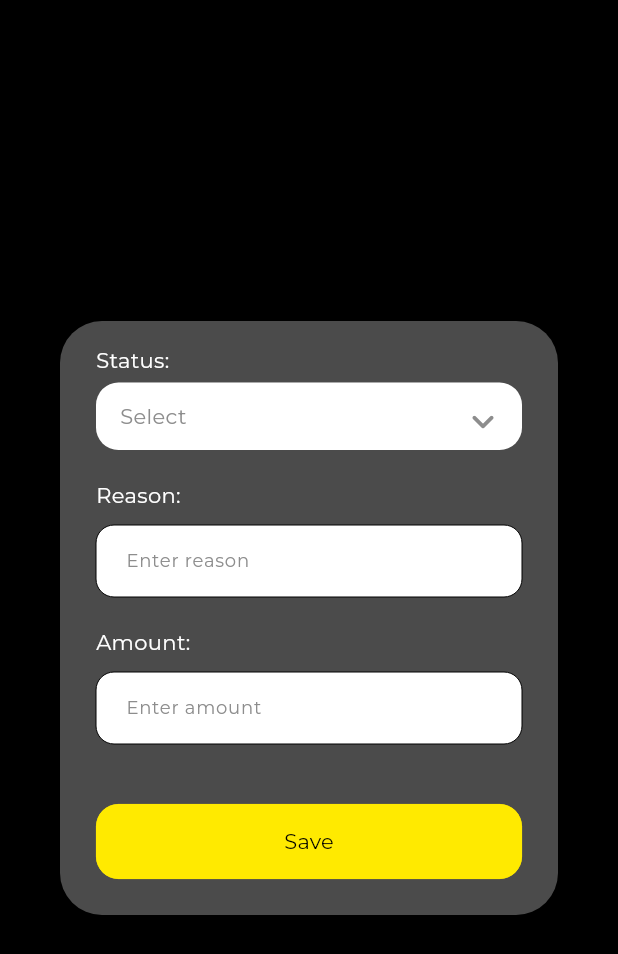
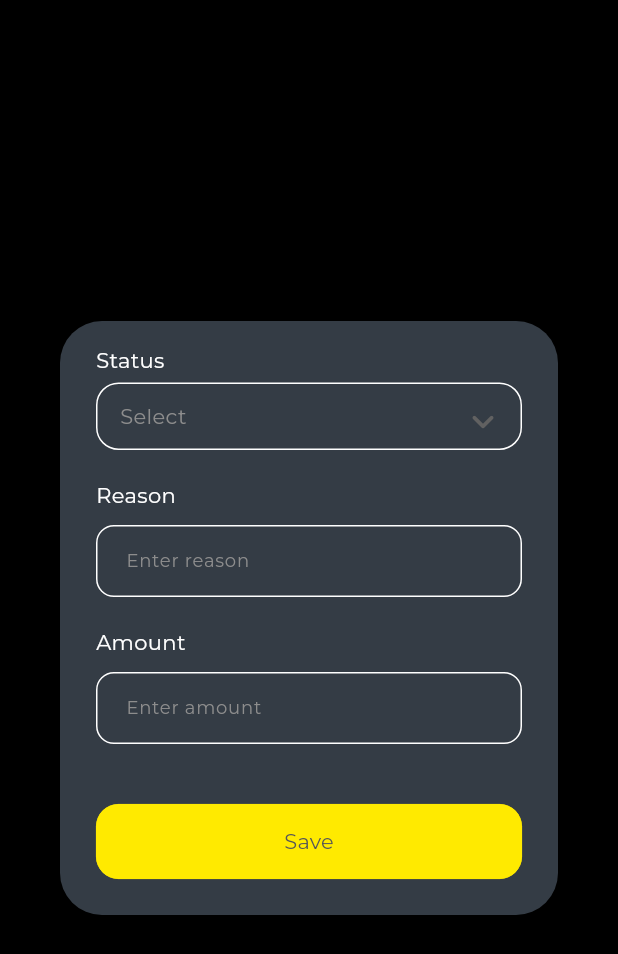
Before and after one commit to elhamChatrabnoos/spider, a Flutter app: the AddEditAccountingDialog widget shown alone on an empty page, opened directly, on a phone screen of 412 x 824 dp. Shown: the top 954 px of the screen. Run offline on Flutter 3.47's test engine with Material 3 defaults, Android fonts, the phone set to English and light mode, and no system bars; our stand-ins replace cached_network_image, device_info_plus, dio, flutter_svg, flutter_tts, get and 8 more; accounts and stored records are empty; network calls fail.

Commit message:
set correct theme for app

```diff
--- a/lib/app/config/app_theme.dart
+++ b/lib/app/config/app_theme.dart
@@ -2,14 +2,25 @@ import 'package:flutter/material.dart';
 import 'package:google_fonts/google_fonts.dart';
 
 class AppTheme {
+  // static const Color primary = Color(0xFFFFEA00);
+  // static const Color onPrimary = Color(0xFFFFFFFF);
+  // static const primaryContainer = Color(0xff8d8d8d);
+  // static const onPrimaryContainer = Color(0xff4b4b4b);
+  // static const secondary = Color(0xff343C45);
+  // static const onSurface = Color(0xFFFFFFFF);
+  // static const tertiary = Color(0xFF000000);
+  // static const onTertiary = Color(0xFFFFFFFF);
+
+
   static const Color primary = Color(0xFFFFEA00);
-  static const Color onPrimary = Color(0xFFFFFFFF);
-  static const primaryContainer = Color(0xff8d8d8d);
-  static const onPrimaryContainer = Color(0xff4b4b4b);
-  static const secondary = Color(0xff343C45);
+  static const Color onPrimary = Color(0xFF000000);
+  static const secondary = Color(0xff8d8d8d);
+  static const onSecondary = Color(0xffffffff);
+  static const backgroundColor = Color(0xff000000);
+  static const onBackgroundColor = Color(0xfffdfdfd);
+  static const surface = Color(0xff343C45);
   static const onSurface = Color(0xFFFFFFFF);
-  static const tertiary = Color(0xFF000000);
-  static const onTertiary = Color(0xFFFFFFFF);
+  static const tertiary = Color(0xff555559);
 
   static const double textInputRadius = 16;
 
@@ -32,17 +43,16 @@ class AppTheme {
       useMaterial3: true,
       visualDensity: VisualDensity.adaptivePlatformDensity,
       colorScheme: const ColorScheme.light(
+        tertiary: tertiary,
         primary: primary,
         onPrimary: onPrimary,
-        primaryContainer: primaryContainer,
-        onPrimaryContainer: onPrimaryContainer,
         secondary: secondary,
-        tertiary: tertiary,
-        onTertiary: onTertiary,
+        onSecondary: onSecondary,
+        surface: surface,
         onSurface: onSurface,
         shadow: Color(0xffF5F6F7),
       ),
-      scaffoldBackgroundColor: tertiary,
+      scaffoldBackgroundColor: backgroundColor,
       textTheme: GoogleFonts.montserratTextTheme(
         ThemeData.light().textTheme.copyWith(
               // headline
@@ -93,7 +103,6 @@ class AppTheme {
                 fontSize: 12,
                 fontWeight: FontWeight.w700,
                 fontFamily: GoogleFonts.interTextTheme.toString(),
-                color: onTertiary,
               ),
               labelSmall: _customTextStyle(
                 fontSize: 11,
@@ -105,21 +114,21 @@ class AppTheme {
       /// input style
       inputDecorationTheme: const InputDecorationTheme(
         filled: true,
-        hintStyle: TextStyle(color: primaryContainer),
-        fillColor: onPrimary,
+        hintStyle: TextStyle(color: secondary),
+        // fillColor: onPrimary,
         contentPadding:
             EdgeInsets.only(left: 16, right: 16, top: 12, bottom: 12),
         enabledBorder: OutlineInputBorder(
           borderRadius: BorderRadius.all(Radius.circular(textInputRadius)),
-          borderSide: BorderSide(color: tertiary),
+          borderSide: BorderSide(color: onSecondary),
         ),
         focusedBorder: OutlineInputBorder(
           borderRadius: BorderRadius.all(Radius.circular(textInputRadius)),
-          borderSide: BorderSide(color: tertiary),
+          borderSide: BorderSide(color: onSecondary),
         ),
         disabledBorder: OutlineInputBorder(
           borderRadius: BorderRadius.all(Radius.circular(textInputRadius)),
-          borderSide: BorderSide(color: tertiary),
+          borderSide: BorderSide(color: onSecondary),
         ),
         focusedErrorBorder: OutlineInputBorder(
           borderRadius: BorderRadius.all(Radius.circular(textInputRadius)),
--- a/lib/app/widgets/custom_drop_down_button.dart
+++ b/lib/app/widgets/custom_drop_down_button.dart
@@ -24,7 +24,8 @@ class CustomDropDownButton extends StatelessWidget {
         Text(title),
         const SizedBox(height: 5),
         FormField<String>(
-          validator: validator ?? (value) {
+          validator: validator ??
+              (value) {
                 if (value == null || value.isEmpty) {
                   return 'Please select an item';
                 }
@@ -38,17 +39,10 @@ class CustomDropDownButton extends StatelessWidget {
                   width: MediaQuery.sizeOf(context).width,
                   height: 45,
                   decoration: BoxDecoration(
-                    color: Theme.of(context)
-                        .colorScheme
-                        .onPrimary,
                     border: Border.all(
                         color: state.hasError
                             ? Colors.red
-                          : Theme.of(context)
-                              .colorScheme
-                              .onPrimary
-                              .withOpacity(0.1),
-                    ),
+                            : Theme.of(context).colorScheme.onSecondary),
                     borderRadius: BorderRadius.circular(15),
                   ),
                   child: DropdownButtonHideUnderline(
@@ -58,37 +52,34 @@ class CustomDropDownButton extends StatelessWidget {
                           return Text(
                             textAlign: TextAlign.center,
                             item,
-                            style: TextStyle(
-                              color: Theme.of(context).colorScheme.tertiary, // Change color here
-                            ),
                           );
                         }).toList();
                       },
-                      dropdownColor:
-                          Theme.of(context).colorScheme.primaryContainer,
+                      dropdownColor: Theme.of(context).colorScheme.tertiary,
                       menuMaxHeight: 200,
-                      padding: const EdgeInsets.only(left: 15, right: 10, bottom: 10, top: 10),
+                      padding: const EdgeInsets.only(
+                          left: 15, right: 10, bottom: 10, top: 10),
                       borderRadius: BorderRadius.circular(12),
                       style: Theme.of(context).textTheme.bodyMedium?.copyWith(
-                            color: Theme.of(context).colorScheme.tertiary,
+                          // color: Theme.of(context).colorScheme.tertiary,
                           ),
                       value: selectedItem,
                       hint: Text(
                         'Select',
                         style: Theme.of(context).textTheme.bodyMedium?.copyWith(
-                              color: Theme.of(context).colorScheme.primaryContainer,
+                              color: Theme.of(context).colorScheme.secondary,
                             ),
                       ),
                       icon: Icon(
                         Icons.keyboard_arrow_down_rounded,
-                        color: Theme.of(context).colorScheme.primaryContainer,
+                        // color: Theme.of(context).colorScheme.primaryContainer,
                         size: 30,
                       ),
-
                       items: targetList.map((String style) {
                         return DropdownMenuItem<String>(
                           value: style,
-                          child: Text(style, style: Theme.of(context).textTheme.bodyMedium),
+                          child: Text(style,
+                              style: Theme.of(context).textTheme.bodyMedium),
                         );
                       }).toList(),
                       onChanged: (value) {
--- a/lib/app/widgets/custom_text_field.dart
+++ b/lib/app/widgets/custom_text_field.dart
@@ -212,7 +212,7 @@ class CustomTextField extends StatelessWidget {
       focusNode: focusNode,
       readOnly: readOnly ?? false,
       onTap: onTap,
-      key: globalKey,
+      // key: globalKey,
       cursorColor: cursorColor,
       autofocus: autofocus ?? false,
       textAlignVertical: textAlignVertical,
--- a/lib/features/accounting/views/pages/accounting_page.dart
+++ b/lib/features/accounting/views/pages/accounting_page.dart
@@ -16,12 +16,12 @@ class AccountingPage extends GetView<AccountingPageController> {
   Widget build(BuildContext context) {
     Get.lazyPut(() => AccountingPageController());
     Get.put(AccountsPageController());
-    // controller.getTransactions(pageNumber: 1);
-    // controller.getTotalInfo();
+    controller.getTransactions(pageNumber: 1);
+    controller.getTotalInfo();
     return Scaffold(
       appBar: AppBar(
         title: Text('Accounting'),
-        backgroundColor: Theme.of(context).colorScheme.onPrimaryContainer,
+        backgroundColor: Theme.of(context).colorScheme.secondary,
         actions: [
           IconButton(
             onPressed: () {
--- a/lib/features/accounting/views/widgets/add_edit_accounting_dialog.dart
+++ b/lib/features/accounting/views/widgets/add_edit_accounting_dialog.dart
@@ -8,6 +8,7 @@ import 'package:sockettest/app/widgets/custom_drop_down_button.dart';
 import 'package:sockettest/app/widgets/custom_text_field.dart';
 import 'package:sockettest/features/accounting/controllers/add_edit_transaction_controller.dart';
 import 'package:sockettest/features/accounting/models/reasons_response_model.dart';
+import 'package:sockettest/features/accounting/views/widgets/auto_complete_field.dart';
 
 class AddEditAccountingDialog extends StatelessWidget {
   const AddEditAccountingDialog({super.key});
@@ -22,35 +23,12 @@ class AddEditAccountingDialog extends StatelessWidget {
         Get.delete<AddEditTransactionDialogController>();
       },
       child: AlertDialog(
-        backgroundColor: Theme.of(context).colorScheme.onPrimaryContainer,
         content: SingleChildScrollView(
           child: Form(
             key: controller.formKey,
             child: Column(
               mainAxisSize: MainAxisSize.min,
               children: [
-                // Column(
-                //   crossAxisAlignment: CrossAxisAlignment.start,
-                //   children: [
-                //     GetBuilder<AddEditTransactionDialogController>(
-                //       id: controller.accountNameUpdateKey,
-                //       builder: (logic) {
-                //         return CustomDropDownButton(
-                //           title: 'Account Name:',
-                //           selectedItem: controller.selectedAccountName,
-                //           targetList: accountsController.accountsList
-                //               .map((e) => e.name ?? '')
-                //               .toSet()
-                //               .toList(),
-                //           onChanged: (p0) {
-                //             controller.changeAccountName(p0 ?? '');
-                //           },
-                //         );
-                //       },
-                //     )
-                //   ],
-                // ),
-                // SizedBox(height: 20),
                 Column(
                   crossAxisAlignment: CrossAxisAlignment.start,
                   children: [
@@ -61,7 +39,7 @@ class AddEditAccountingDialog extends StatelessWidget {
                           validator: (p0) => controller.selectedStatus == null
                               ? 'Please select transaction type'
                               : null,
-                          title: 'Status: ',
+                          title: 'Status ',
                           selectedItem: controller.selectedStatus,
                           targetList: ['Withdraw', 'Deposit'],
                           onChanged: (p0) {
@@ -76,80 +54,16 @@ class AddEditAccountingDialog extends StatelessWidget {
                 Column(
                   crossAxisAlignment: CrossAxisAlignment.start,
                   children: [
-                    Text('Reason: '),
+                    Text('Reason '),
                     SizedBox(height: 10),
-                    GetBuilder<AddEditTransactionDialogController>(
-                      id: controller.getReasonsUpdateKey,
-                      builder: (logic) {
-                        return Autocomplete<Reason>(
-                          fieldViewBuilder: (context, textEditingController,
-                              focusNode, onFieldSubmitted) {
-                            controller.reasonController = textEditingController;
-                            return CustomTextField(
-                              focusNode: focusNode,
-                              checkValidation: (value) =>
-                                  AppHelper.checkValidation(value ?? ''),
-                              controller: textEditingController,
-                              hintText: 'Enter reason',
-                              enableBorder: false,
-                              fillColor: Theme.of(context).colorScheme.onPrimary,
-                              textColor: Theme.of(context).colorScheme.tertiary,
-                            );
-                          },
-                          optionsMaxHeight: MediaQuery.sizeOf(context).height / 3,
-                          optionsViewBuilder: (context, onSelected, options) {
-                            if (logic.getReasonsStatus.status == Status.success)
-                              return Align(
-                                alignment: Alignment.topLeft,
-                                child: Container(
-                                  padding: EdgeInsets.all(10),
-                                  width: MediaQuery.sizeOf(context).width / 1.5,
-                                  height: MediaQuery.sizeOf(context).height / 10,
-                                  decoration: BoxDecoration(color: Colors.grey),
-                                  child: SingleChildScrollView(
-                                    child: Column(
-                                      spacing: 10,
-                                      crossAxisAlignment:
-                                          CrossAxisAlignment.start,
-                                      mainAxisAlignment: MainAxisAlignment.start,
-                                      children: options
-                                          .map(
-                                            (e) => InkWell(
-                                              onTap: () {
-                                                onSelected(e);
-                                                controller.reasonController.text =
-                                                    e.causes ?? '';
-                                                FocusScope.of(context)
-                                                    .requestFocus(FocusNode());
-                                              },
-                                              child: Text(e.causes ?? ''),
-                                            ),
-                                          )
-                                          .toList(),
-                                    ),
-                                  ),
-                                ),
-                              );
-                            return SizedBox();
-                          },
-                          optionsBuilder: (textEditingValue) {
-                            if (logic.reasonsList.isEmpty) {
-                              return [];
-                            }
-                            return logic.reasonsList.where((element) => element
-                                .causes!
-                                .contains(textEditingValue.text.toLowerCase()));
-                          },
-                        );
-                      },
-                    ),
+                    AutoCompleteField(),
                   ],
                 ),
                 SizedBox(height: 20),
                 Column(
                   crossAxisAlignment: CrossAxisAlignment.start,
                   children: [
-                    Text('Amount: '),
+                    Text('Amount '),
                     SizedBox(height: 10),
                     CustomTextField(
                       checkValidation: (value) =>
@@ -161,9 +75,7 @@ class AddEditAccountingDialog extends StatelessWidget {
                       ],
                       keyboardType: TextInputType.number,
                       hintText: 'Enter amount',
-                      enableBorder: false,
-                      fillColor: Theme.of(context).colorScheme.onPrimary,
-                      textColor: Theme.of(context).colorScheme.tertiary,
+                      enableBorder: true,
                     )
                   ],
                 ),
--- /dev/null
+++ b/lib/features/accounting/views/widgets/auto_complete_field.dart
@@ -0,0 +1,107 @@
+import 'package:flutter/cupertino.dart' show BuildContext, Widget;
+import 'package:flutter/material.dart';
+import 'package:get/get.dart';
+import 'package:get/get_state_manager/src/simple/get_state.dart';
+
+import '../../../../app/config/app_helper.dart';
+import '../../../../app/network/request_status.dart';
+import '../../../../app/widgets/custom_text_field.dart';
+import '../../controllers/add_edit_transaction_controller.dart';
+import '../../models/reasons_response_model.dart';
+
+class AutoCompleteField extends StatefulWidget {
+  const AutoCompleteField({super.key});
+
+  @override
+  State<AutoCompleteField> createState() => _AutoCompleteFieldState();
+}
+
+class _AutoCompleteFieldState extends State<AutoCompleteField> {
+  final GlobalKey _textFieldKey = GlobalKey();
+  double _referenceWidth = 50;
+
+  @override
+  void initState() {
+    WidgetsBinding.instance.addPostFrameCallback((_) {
+      final RenderBox? renderBox =
+          _textFieldKey.currentContext?.findRenderObject() as RenderBox?;
+
+      if (renderBox != null) {
+        setState(() {
+          _referenceWidth = renderBox.size.width;
+        });
+      }
+    });
+    super.initState();
+  }
+
+  @override
+  Widget build(BuildContext context) {
+    final controller = Get.find<AddEditTransactionDialogController>();
+    return GetBuilder<AddEditTransactionDialogController>(
+      id: Get.find<AddEditTransactionDialogController>().getReasonsUpdateKey,
+      builder: (logic) {
+        return Autocomplete<Reason>(
+          fieldViewBuilder:
+              (context, textEditingController, focusNode, onFieldSubmitted) {
+            controller.reasonController = textEditingController;
+            return CustomTextField(
+              globalKey: _textFieldKey,
+              focusNode: focusNode,
+              checkValidation: (value) =>
+                  AppHelper.checkValidation(value ?? ''),
+              controller: textEditingController,
+              hintText: 'Enter reason',
+              enableBorder: true,
+            );
+          },
+          optionsMaxHeight: MediaQuery.sizeOf(context).height / 2,
+          optionsViewBuilder: (context, onSelected, options) {
+            if (logic.getReasonsStatus.status == Status.success)
+              return Align(
+                alignment: Alignment.topLeft,
+                child: Container(
+                  padding: EdgeInsets.all(10),
+                  width: _referenceWidth,
+                  height: MediaQuery.sizeOf(context).height / 3.5,
+                  decoration: BoxDecoration(
+                    color: Theme.of(context).colorScheme.tertiary,
+                    borderRadius: BorderRadius.circular(10),
+                  ),
+                  child: SingleChildScrollView(
+                    child: Column(
+                      spacing: 10,
+                      crossAxisAlignment: CrossAxisAlignment.start,
+                      mainAxisAlignment: MainAxisAlignment.start,
+                      children: options
+                          .map(
+                            (e) => InkWell(
+                              onTap: () {
+                                onSelected(e);
+                                controller.reasonController.text =
+                                    e.causes ?? '';
+                                FocusScope.of(context)
+                                    .requestFocus(FocusNode());
+                              },
+                              child: Text(e.causes ?? ''),
+                            ),
+                          )
+                          .toList(),
+                    ),
+                  ),
+                ),
+              );
+            return SizedBox();
+          },
+          optionsBuilder: (textEditingValue) {
+            if (logic.reasonsList.isEmpty) {
+              return [];
+            }
+            return logic.reasonsList.where((element) =>
+                element.causes!.contains(textEditingValue.text.toLowerCase()));
+          },
+        );
+      },
+    );
+  }
+}
--- a/lib/features/accounting/views/widgets/transaction_item.dart
+++ b/lib/features/accounting/views/widgets/transaction_item.dart
@@ -31,7 +31,7 @@ class TransactionItem extends StatelessWidget {
           children: [
             Icon(
               Icons.account_balance_wallet_outlined,
-              color: Theme.of(context).colorScheme.onPrimary,
+              color: Theme.of(context).colorScheme.onSecondary,
             ),
             SizedBox(width: 10),
             Expanded(
```
Also changed, not shown: lib/app/widgets/custom_drop_down.dart (deleted, +0 -63 lines), lib/app/widgets/my_bottom_tab_bar_widget.dart (+3 -7 lines). Lines whose indentation alone changed are shown as unchanged.
